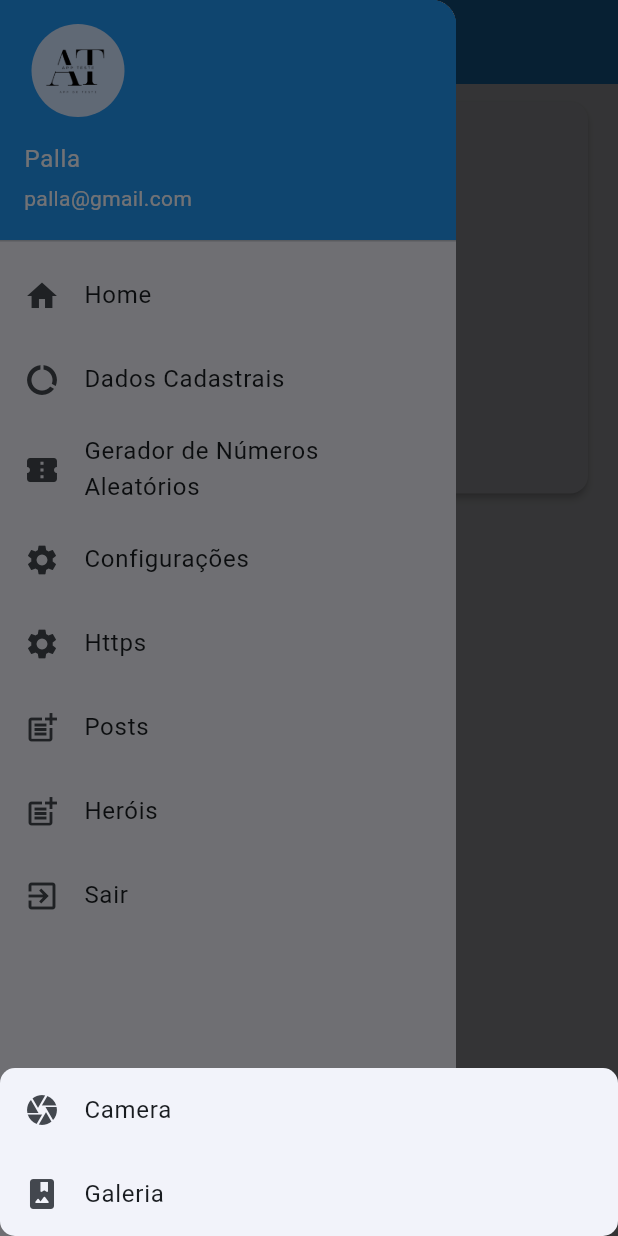
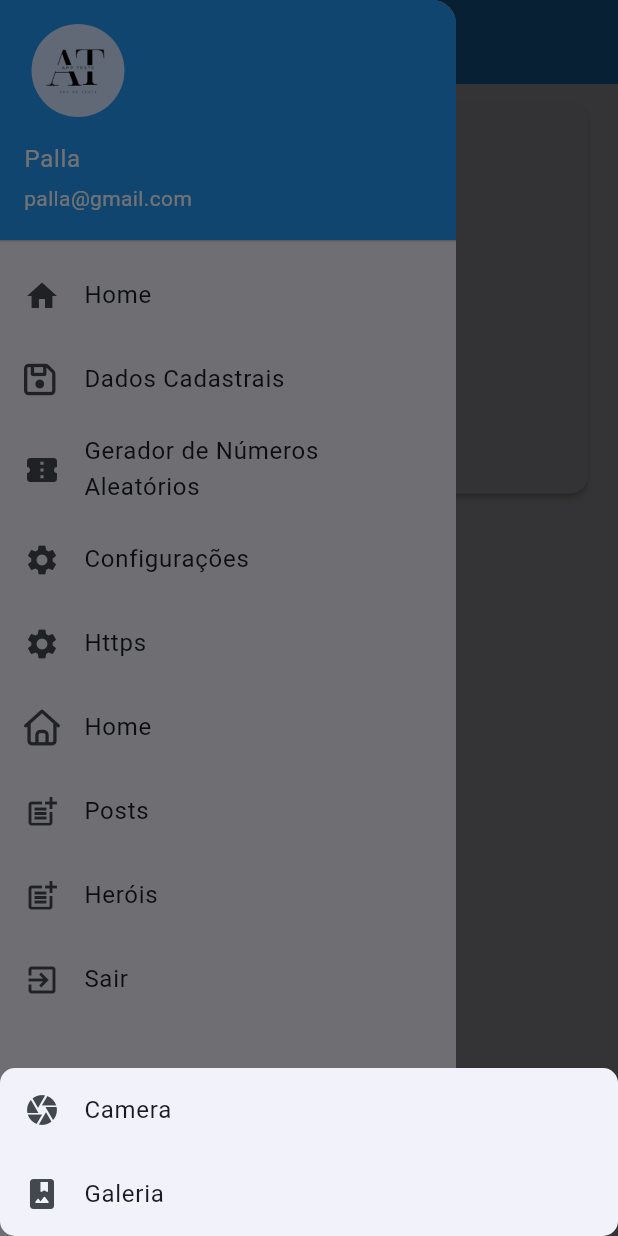
Before and after one commit to gustavopalla/Learning-Flutter-Repository, a Flutter app: the screen it shows after launch, in the side drawer, after a tap on "Palla", on a phone screen of 412 x 824 dp. Run offline on Flutter 3.47's test engine with Material 3 defaults, Android fonts, the light colour scheme and no system bars; our stand-ins replace animated_text_kit, font_awesome_flutter, google_fonts, percent_indicator, shared_preferences; accounts and stored records are empty.

Commit message:
commit utilizando pacotes externos

```diff
--- a/lib/my_app.dart
+++ b/lib/my_app.dart
@@ -1,5 +1,6 @@
 
 import 'package:appdioteste/pages/main_page.dart';
+import 'package:appdioteste/pages/splash_screen_page.dart';
 import 'package:flutter/material.dart';
 import 'package:google_fonts/google_fonts.dart';
 
@@ -9,7 +10,7 @@ class MyApp extends StatelessWidget {
   @override
   Widget build(BuildContext context) {
     return MaterialApp(
-      home: const MainPage(),
+      home: const SplashScreenPage(),
       theme: ThemeData(
         colorScheme: ColorScheme.fromSeed(seedColor: Colors.blue),
         textTheme: GoogleFonts.robotoTextTheme(),
--- /dev/null
+++ b/lib/pages/splash_screen_page.dart
@@ -0,0 +1,57 @@
+import 'package:appdioteste/pages/main_page.dart';
+import 'package:flutter/material.dart';
+import 'package:animated_text_kit/animated_text_kit.dart';
+
+class SplashScreenPage extends StatefulWidget {
+  const SplashScreenPage({super.key});
+
+  @override
+  State<SplashScreenPage> createState() => _SplashScreenPageState();
+}
+
+class _SplashScreenPageState extends State<SplashScreenPage> {
+
+  openHome(){
+    Future.delayed(const Duration(seconds: 1), (){
+      Navigator.push(context, MaterialPageRoute(builder: (context) => const MainPage()));
+    });
+  }
+
+  @override
+  Widget build(BuildContext context) {
+    return SafeArea(child: Scaffold(
+      body: Container(
+        decoration: BoxDecoration(
+          gradient: LinearGradient(
+            begin: Alignment.topCenter,
+            end: Alignment.bottomCenter,
+            colors: [
+              Colors.blue,
+              Colors.purple,
+            ],
+            stops: [0.0, 1.0],
+          ),
+        ),
+        child: Center(
+          child: AnimatedTextKit(
+            animatedTexts: [
+              TypewriterAnimatedText(
+                'Hello World!',
+                textStyle: TextStyle(
+                  fontSize: 32.0,
+                  fontWeight: FontWeight.bold,
+                  color: Colors.white,
+                ),
+                speed: Duration(milliseconds: 100),
+              ),
+            ],
+            totalRepeatCount: 1,
+            onFinished: () {
+              openHome();
+            },
+          ),
+        ),
+      ),
+    ));
+  }
+}
--- a/lib/shared/custom_drawer.dart
+++ b/lib/shared/custom_drawer.dart
@@ -1,10 +1,12 @@
 import 'package:appdioteste/pages/configuracoes_page.dart';
 import 'package:appdioteste/pages/dados_cadastrais.dart';
+import 'package:appdioteste/pages/home_page.dart';
 import 'package:appdioteste/pages/login_page.dart';
 import 'package:appdioteste/pages/numeros_aleatorios_page.dart';
 import 'package:appdioteste/pages/consulta_cep.dart';
 import 'package:appdioteste/pages/post_page.dart';
 import 'package:flutter/material.dart';
+import 'package:font_awesome_flutter/font_awesome_flutter.dart';
 
 class CustomDrawer extends StatelessWidget {
   const CustomDrawer({super.key, required ListView child});
@@ -73,7 +75,7 @@ class CustomDrawer extends StatelessWidget {
                 },
               ),
               ListTile(
-                leading: const Icon(Icons.data_usage),
+                leading: const FaIcon(FontAwesomeIcons.floppyDisk),
                 title: const Text('Dados Cadastrais'),
                 onTap: () {
                   Navigator.pop(context);
@@ -113,6 +115,17 @@ class CustomDrawer extends StatelessWidget {
                   Navigator.push(context, MaterialPageRoute(builder: (context) => const ConsultaCEP()));
                   ScaffoldMessenger.of(context).showSnackBar(
                   const SnackBar(content: Text('Https seleionado')),
+                  );
+                },
+              ),
+              ListTile(
+                leading: const FaIcon(FontAwesomeIcons.house),
+                title: const Text('Home'),
+                onTap: () {
+                  Navigator.pop(context);
+                  Navigator.push(context, MaterialPageRoute(builder: (context) => const HomePage()));
+                  ScaffoldMessenger.of(context).showSnackBar(
+                  const SnackBar(content: Text('Home selecionado')),
                   );
                 },
               ),
```
Also changed, not shown: lib/pages/home_page.dart (added, +78 -0 lines), pubspec.yaml (+12 -0 lines), assetsIcon/8206001.png (added), pubspec.lock, 28 other files.
